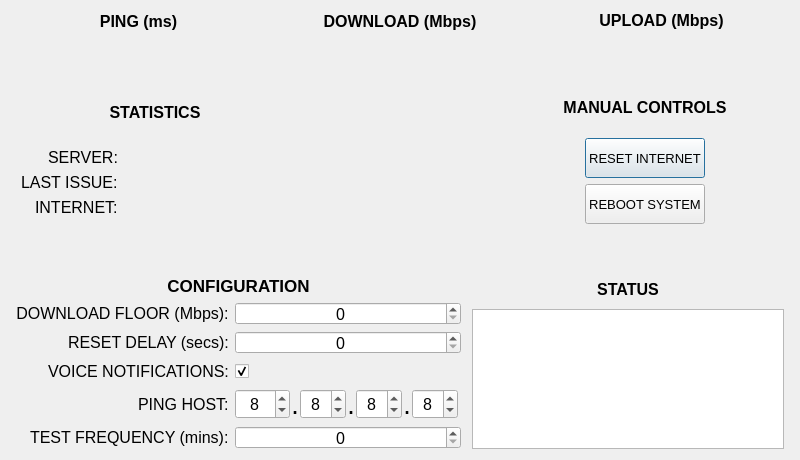
The window that internetSentinel.ui (scottlinuxden/internetSentinel) describes before a commit, drawn with Qt 5.
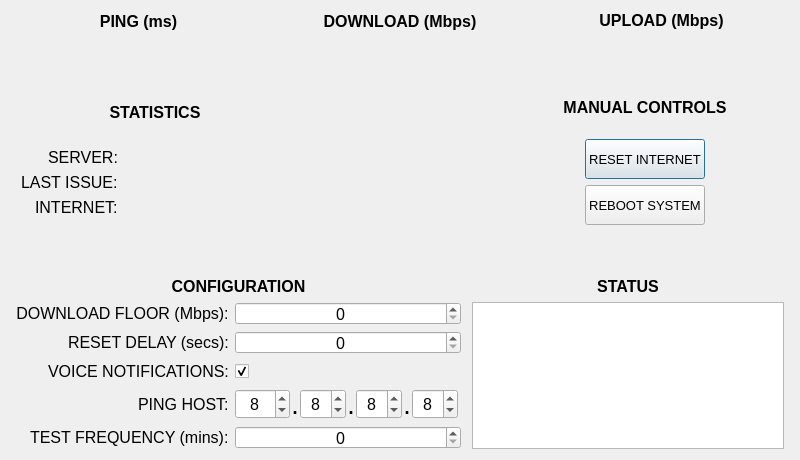
The same window after the commit. Custom widgets are drawn as their Qt base class.

What changed in the file:
```diff
--- a/internetSentinel.ui
+++ b/internetSentinel.ui
@@ -390,6 +390,7 @@
          <property name="font">
           <font>
            <family>Arial</family>
+           <pointsize>12</pointsize>
            <weight>75</weight>
            <bold>true</bold>
           </font>
@@ -490,21 +491,27 @@
        <item>
         <widget class="QLabel" name="configLabel">
          <property name="sizePolicy">
-          <sizepolicy hsizetype="Preferred" vsizetype="Maximum">
+          <sizepolicy hsizetype="Preferred" vsizetype="Preferred">
            <horstretch>0</horstretch>
            <verstretch>0</verstretch>
           </sizepolicy>
          </property>
+         <property name="minimumSize">
+          <size>
+           <width>0</width>
+           <height>0</height>
+          </size>
+         </property>
          <property name="maximumSize">
           <size>
            <width>16777215</width>
-           <height>20</height>
+           <height>16777215</height>
           </size>
          </property>
          <property name="font">
           <font>
            <family>Arial</family>
-           <pointsize>13</pointsize>
+           <pointsize>12</pointsize>
            <weight>75</weight>
            <bold>true</bold>
           </font>
@@ -914,6 +921,7 @@
          <property name="font">
           <font>
            <family>Arial</family>
+           <pointsize>12</pointsize>
            <weight>75</weight>
            <bold>true</bold>
           </font>
@@ -926,12 +934,12 @@
          </property>
         </widget>
        </item>
-       <item alignment="Qt::AlignTop">
+       <item>
         <widget class="QPlainTextEdit" name="statusPlainTextEdit">
          <property name="maximumSize">
           <size>
            <width>16777215</width>
-           <height>140</height>
+           <height>150</height>
           </size>
          </property>
          <property name="font">
```
Left out of the diff: 4 changed lines with no effect on the pictures.
